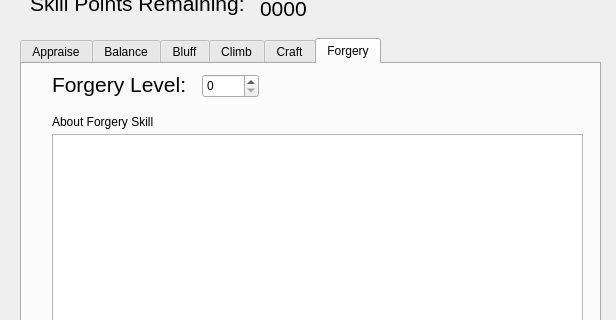
Old version of the form dndprototype/skills.ui in the repository Jcamp44/dndBuilder; both pictures show x 0 to 616 and y 82 to 402 of the 616 by 513 pixel window.
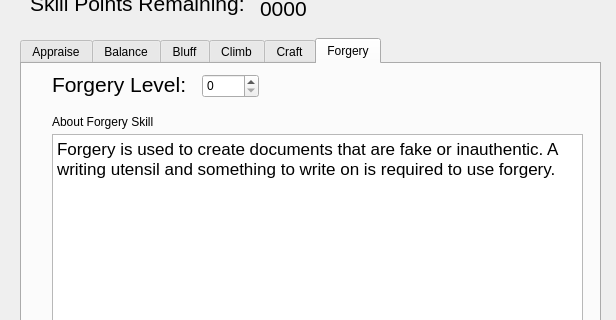
New version of the form.

Patch:
```diff
--- a/dndprototype/skills.ui
+++ b/dndprototype/skills.ui
@@ -405,7 +405,7 @@
 &lt;html&gt;&lt;head&gt;&lt;meta name=&quot;qrichtext&quot; content=&quot;1&quot; /&gt;&lt;style type=&quot;text/css&quot;&gt;
 p, li { white-space: pre-wrap; }
 &lt;/style&gt;&lt;/head&gt;&lt;body style=&quot; font-family:'Ubuntu'; font-size:9pt; font-weight:400; font-style:normal;&quot;&gt;
-&lt;p style=&quot;-qt-paragraph-type:empty; margin-top:12px; margin-bottom:12px; margin-left:0px; margin-right:0px; -qt-block-indent:0; text-indent:0px; font-family:'Lucida Grande'; font-size:13pt;&quot;&gt;&lt;br /&gt;&lt;/p&gt;&lt;/body&gt;&lt;/html&gt;</string>
+&lt;p style=&quot; margin-top:12px; margin-bottom:12px; margin-left:0px; margin-right:0px; -qt-block-indent:0; text-indent:0px;&quot;&gt;&lt;span style=&quot; font-family:'Lucida Grande'; font-size:13pt;&quot;&gt;Forgery is used to create documents that are fake or inauthentic. A writing utensil and something to write on is required to use forgery.&lt;/span&gt;&lt;/p&gt;&lt;/body&gt;&lt;/html&gt;</string>
      </property>
     </widget>
     <widget class="QLabel" name="lblChaAbout">
```
Left out of the diff: 10 changed lines with no effect on the pictures.
